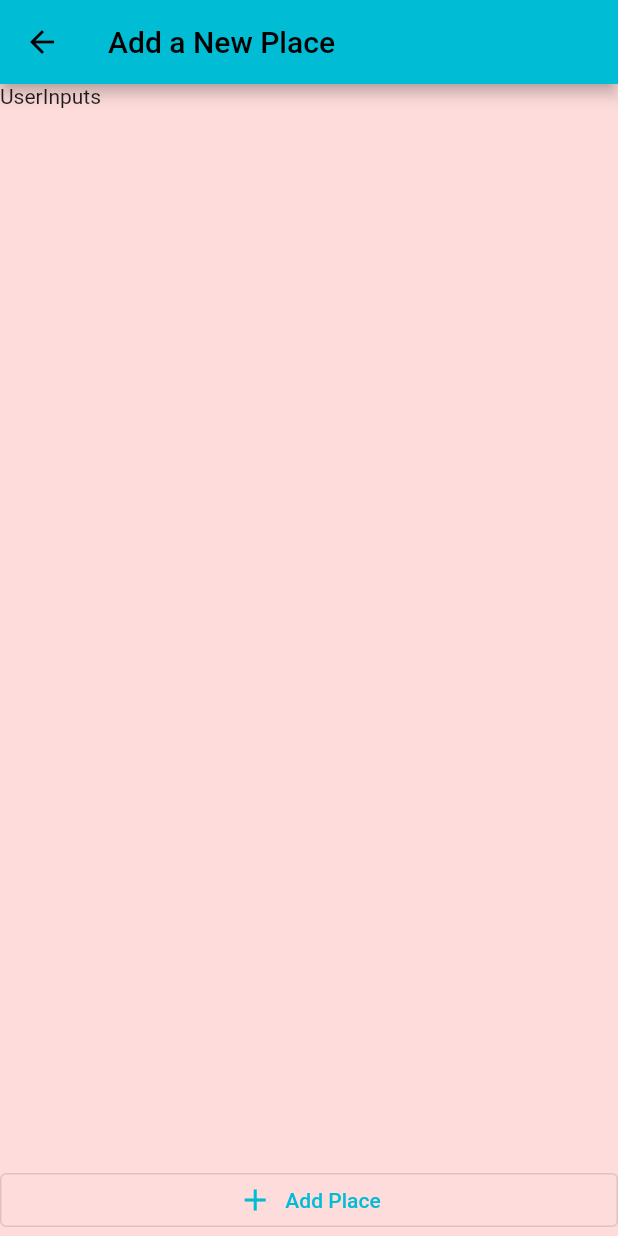
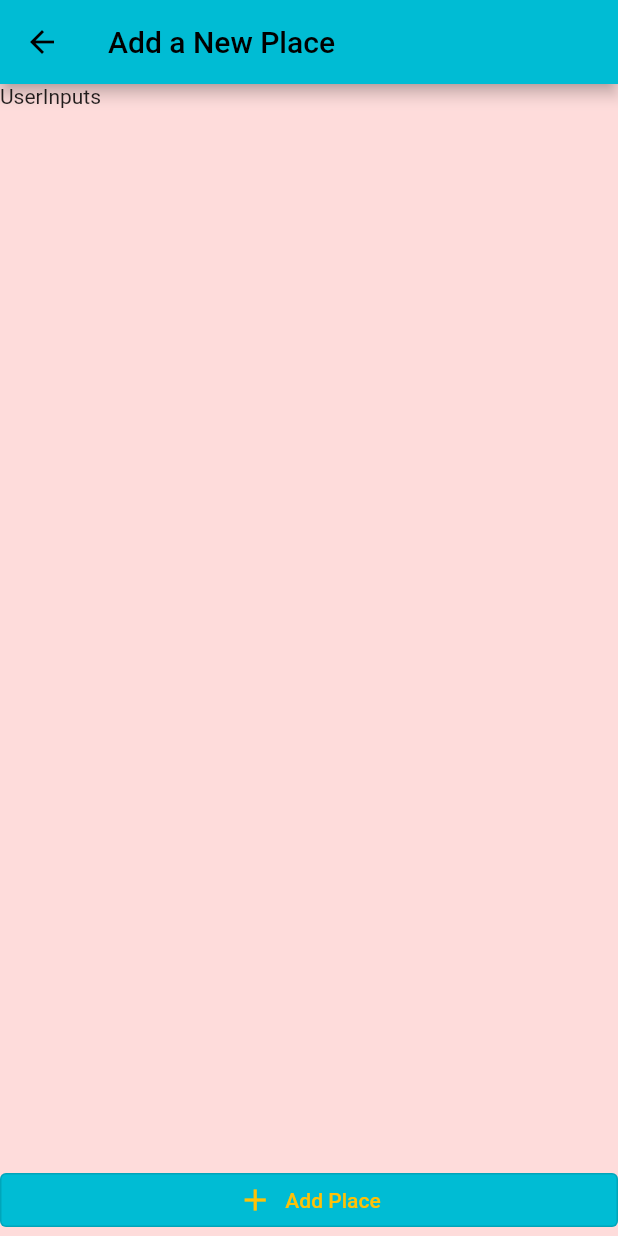
Before and after one commit to Khan-06/Great_Places, a Flutter app: the AddPlaceScreen screen opened by its route, on a phone screen of 412 x 824 dp. Run offline on Flutter 3.47's test engine with Material 2 defaults, Android fonts, the phone set to English and light mode, and no system bars.

Commit message:
Adding some aesthetics!

```diff
--- a/lib/screens/add_place_screen.dart
+++ b/lib/screens/add_place_screen.dart
@@ -19,7 +19,32 @@ class _AddPlaceScreenState extends State<AddPlaceScreen> {
         crossAxisAlignment: CrossAxisAlignment.stretch,
         children: [
           const Text('UserInputs'),
-          OutlinedButton.icon(onPressed: (){}, icon: const Icon(Icons.add), label: const Text('Add Place')),
+          OutlinedButton.icon(
+              onPressed: () {},
+              icon: const Icon(Icons.add),
+              label: const Text('Add Place'),
+              style: ButtonStyle(
+                backgroundColor: MaterialStateProperty.resolveWith<Color?>(
+                  (Set<MaterialState> states) {
+                    if (states.contains(MaterialState.disabled)) {
+                      // Return the color for the disabled state
+                      return Colors.grey; // Or any other color you prefer
+                    }
+                    // Return the color for the default state
+                    return Theme.of(context).colorScheme.primary;
+                  },
+                ),
+                foregroundColor: MaterialStateProperty.resolveWith<Color?>(
+                      (Set<MaterialState> states) {
+                    if (states.contains(MaterialState.disabled)) {
+                      // Return the color for the disabled state
+                      return Colors.grey; // Or any other color you prefer
+                    }
+                    // Return the color for the default state
+                    return Theme.of(context).colorScheme.secondary;
+                  },
+                ),
+              )),
         ],
       ),
     );
```
